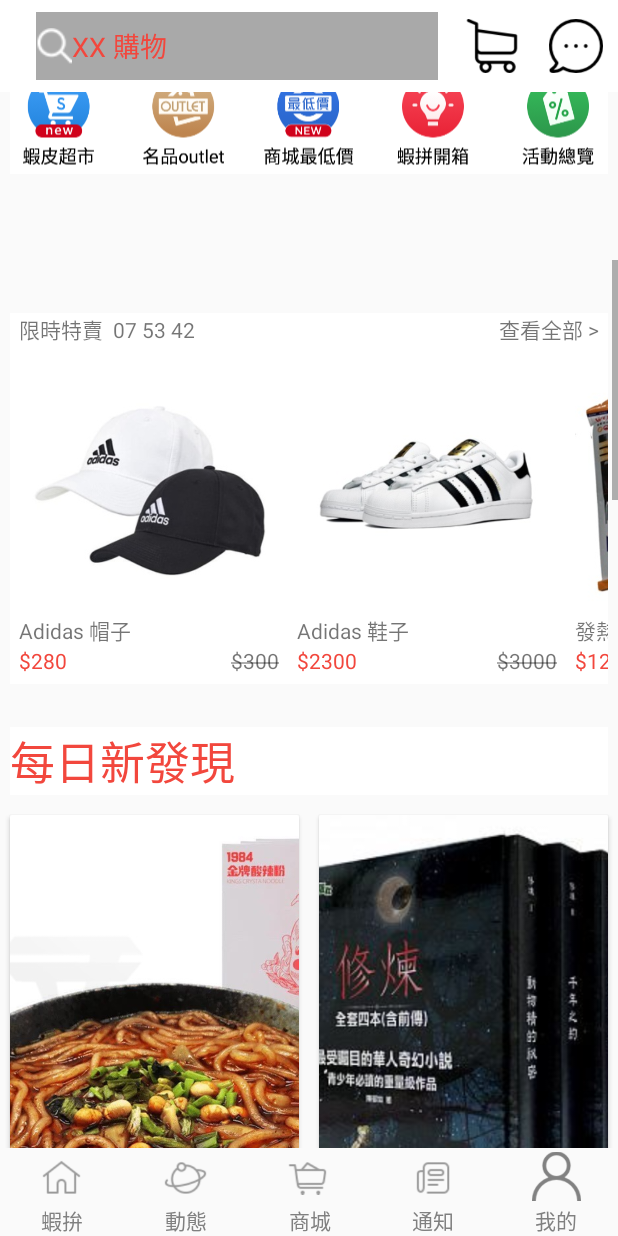
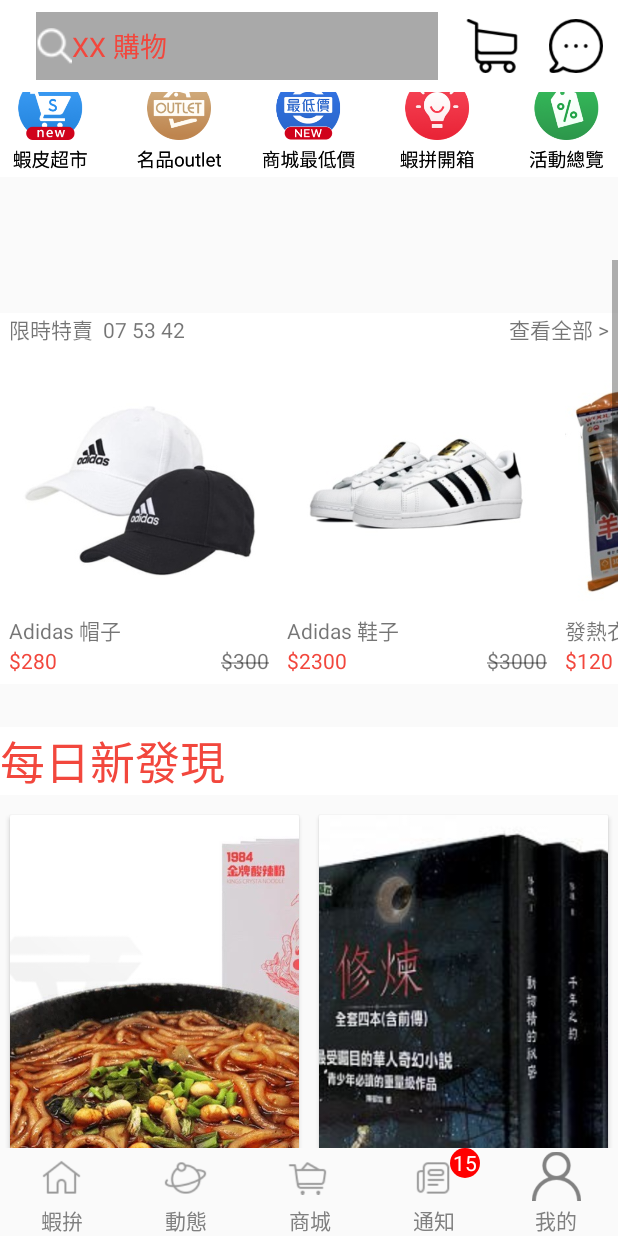
Before and after one commit to ohyeah5566/E-commerceUI, an Android app: the fragment HomeFragment placed in its activity, scrolled down 492 dp, on a phone screen of 412 x 824 dp. Run offline under Robolectric (Android 15) with nearby library versions, the phone set to English and light mode, and no system bars; our stand-ins replace ButterKnife; libraries missing offline, so code that uses them is left out: com.youth.banner; plain views replace Banner; 7 statements that could not run were skipped.

Commit message:
修正Recycler的內容沒有match_parent的吻提； 通知加一個紅點計數。

```diff
--- a/app/src/main/java/ohyeah5566/ui/ui/ItemTitleDecoration.java
+++ b/app/src/main/java/ohyeah5566/ui/ui/ItemTitleDecoration.java
@@ -51,6 +51,7 @@
 
     private void drawHeader(RecyclerView parent, Canvas c) {
 
+        if (topTitleView==null) return ;
         RecyclerView.LayoutParams lp = (RecyclerView.LayoutParams) topTitleView.getLayoutParams();
         if (lp == null) {
             lp = new RecyclerView.LayoutParams(ViewGroup.LayoutParams.MATCH_PARENT, ViewGroup.LayoutParams.WRAP_CONTENT);//这里是根据复杂布局layout的width height，new一个Lp
--- a/app/src/main/java/ohyeah5566/ui/ui/MyPaddingDecoration.java
+++ b/app/src/main/java/ohyeah5566/ui/ui/MyPaddingDecoration.java
@@ -18,9 +18,16 @@
     @Override
     public void getItemOffsets(Rect outRect, View view, RecyclerView parent, RecyclerView.State state) {
         super.getItemOffsets(outRect, view, parent, state);
-        outRect.left = divider;
-        outRect.top = divider;
-        outRect.right = divider;
-        outRect.bottom = divider;
+        int position = parent.getChildAdapterPosition(view);
+        if (parent.getAdapter().getItemViewType(position)==0) {
+            outRect.left = divider;
+            outRect.top = divider;
+            outRect.right = divider;
+            outRect.bottom = divider;
+        } else {
+            outRect.bottom = divider;
+            outRect.top = divider;
+        }
     }
+
 }
--- a/app/src/main/java/ohyeah5566/ui/ui/RecycleviewAdapater.java
+++ b/app/src/main/java/ohyeah5566/ui/ui/RecycleviewAdapater.java
@@ -6,6 +6,7 @@
 import android.support.v4.content.ContextCompat;
 import android.support.v7.widget.RecyclerView;
 import android.support.v7.widget.StaggeredGridLayoutManager;
+import android.view.LayoutInflater;
 import android.view.View;
 import android.view.ViewGroup;
 import android.widget.ImageView;
@@ -63,20 +64,6 @@
 
         return dataLists.get(position - 1).isTitle() ? TYPE_TITLE : TYPE_NORMAL;
     }
-
-    //重写此方法，判断recyclerview的layoutmanager为StaggeredGridLayoutManager的时候，是header和footer独占一行，而不是一个item
-    @Override
-    public void onViewAttachedToWindow(RecyclerView.ViewHolder holder) {
-        super.onViewAttachedToWindow(holder);
-        ViewGroup.LayoutParams layoutParams = holder.itemView.getLayoutParams();
-        if (layoutParams != null && layoutParams instanceof StaggeredGridLayoutManager.LayoutParams) {
-            StaggeredGridLayoutManager.LayoutParams params = (StaggeredGridLayoutManager.LayoutParams) layoutParams;
-            params.setFullSpan(getItemViewType(holder.getLayoutPosition()) == TYPE_HEADER
-                    || getItemViewType(holder.getLayoutPosition()) == TYPE_FOOTER
-                    || getItemViewType(holder.getLayoutPosition()) == TYPE_TITLE);
-        }
-    }
-
 
     @Override
     public RecyclerView.ViewHolder onCreateViewHolder(ViewGroup parent, int viewType) {
--- a/app/src/main/java/ohyeah5566/ui/ui/activities/MainActivity.java
+++ b/app/src/main/java/ohyeah5566/ui/ui/activities/MainActivity.java
@@ -1,6 +1,7 @@
 package ohyeah5566.ui.ui.activities;
 
 import android.os.Bundle;
+import android.support.constraint.ConstraintLayout;
 import android.support.v4.app.FragmentManager;
 import android.support.v4.app.FragmentTransaction;
 import android.support.v4.content.ContextCompat;
@@ -29,7 +30,7 @@
     @BindView(R.id.parent_home) LinearLayout parentHome;
     @BindView(R.id.parent_news) LinearLayout parentNews;
     @BindView(R.id.parent_shopping) LinearLayout parentShopping;
-    @BindView(R.id.parent_notification) LinearLayout parentNotification;
+    @BindView(R.id.parent_notification) ConstraintLayout parentNotification;
     @BindView(R.id.parent_member) LinearLayout parentMember;
     @BindView(R.id.imgv_home) ImageView imgv_Home;
     @BindView(R.id.imgv_news) ImageView imgv_News;
--- a/app/src/main/java/ohyeah5566/ui/ui/fragment/HomeFragment.java
+++ b/app/src/main/java/ohyeah5566/ui/ui/fragment/HomeFragment.java
@@ -75,7 +75,6 @@
         productList.add(new Product(R.drawable.commodity_4, "3C買賣 SONY PlayStation SCPH-7501 遊戲主機", "$120", "$95"));
         productList.add(new Product(R.drawable.commodity_5, "[貓貓蟲-咖波] 經典造型 絨毛娃娃", "$120", "$95"));
         productList.add(new Product(R.drawable.commodity_6, "手機電視棒-支援IOS12 電視棒 M5 手機電視同屏顯示 手機連電視 HDMI AnycastPlus", "$120", "$95"));
-        mRecycleView.setLayoutManager(new LinearLayoutManager(getContext()));
         recycleviewAdapater = new RecycleviewAdapater(productList, getContext());
         mRecycleView.setAdapter(recycleviewAdapater);
         mRecycleView.addItemDecoration(new MyPaddingDecoration());
--- /dev/null
+++ b/app/src/main/res/drawable/notifycount.xml
@@ -0,0 +1,8 @@
+<?xml version="1.0" encoding="utf-8"?>
+<shape xmlns:android="http://schemas.android.com/apk/res/android"
+    android:shape="oval">
+    <solid android:color="#f00" />
+    <size
+        android:width="20dp"
+        android:height="20dp" />
+</shape>
--- a/app/src/main/res/layout/activity_main.xml
+++ b/app/src/main/res/layout/activity_main.xml
@@ -97,29 +97,51 @@
 
         </LinearLayout>
 
-        <LinearLayout
+        <android.support.constraint.ConstraintLayout
             android:id="@+id/parent_notification"
             android:layout_width="match_parent"
             android:layout_height="wrap_content"
             android:layout_weight="1"
             android:orientation="vertical">
+            <android.support.constraint.Guideline
+                android:id="@+id/gl_middle"
+                android:layout_width="wrap_content"
+                android:layout_height="wrap_content"
+                android:orientation="vertical"
+                app:layout_constraintGuide_percent="0.5"/>
 
             <ImageView
                 android:id="@+id/imgv_notification"
                 android:layout_width="@dimen/bottom_icon_width"
                 android:layout_height="@dimen/bottom_icon_height"
                 android:layout_gravity="center"
-                android:layout_weight="1" />
+                app:layout_constraintLeft_toLeftOf="parent"
+                app:layout_constraintRight_toRightOf="parent"
+                app:layout_constraintTop_toTopOf="parent" />
 
             <TextView
                 android:id="@+id/tv_notification"
-                android:layout_width="match_parent"
-                android:layout_height="match_parent"
-                android:layout_weight="2"
+                android:layout_width="wrap_content"
+                android:layout_height="0dp"
                 android:gravity="center"
-                android:text="通知" />
+                android:text="通知"
+                app:layout_constraintLeft_toLeftOf="parent"
+                app:layout_constraintRight_toRightOf="parent"
+                app:layout_constraintTop_toBottomOf="@id/imgv_notification" />
 
-        </LinearLayout>
+            <TextView
+                android:id="@+id/tv_notifycount"
+                android:layout_width="20dp"
+                android:layout_height="20dp"
+                android:text="15"
+                android:gravity="center"
+                android:textColor="#ffffff"
+                android:background="@drawable/notifycount"
+                app:layout_constraintTop_toTopOf="@id/imgv_notification"
+                app:layout_constraintRight_toRightOf="parent"
+                app:layout_constraintLeft_toLeftOf="@+id/gl_middle"/>
+
+        </android.support.constraint.ConstraintLayout>
 
         <LinearLayout
             android:id="@+id/parent_member"
@@ -133,7 +155,7 @@
                 android:layout_width="@dimen/bottom_icon_width"
                 android:layout_height="@dimen/bottom_icon_height"
                 android:layout_gravity="center"
-                android:layout_weight="1"/>
+                android:layout_weight="1" />
 
             <TextView
                 android:id="@+id/tv_member"
@@ -144,7 +166,5 @@
                 android:text="我的" />
 
         </LinearLayout>
-
     </LinearLayout>
-
 </android.support.constraint.ConstraintLayout>
```
